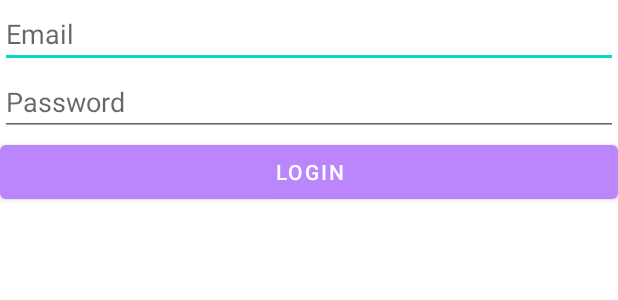
After one commit to StephenHalligan/MobProgNativeProject-ChefSwipe, an Android app: the layout activity_news.xml on its own in the app's theme, with its tools: preview values and no code run, on a phone screen of 412 x 824 dp. The commit adds this screen. Shown: the top 300 px of the screen. Run offline under Robolectric (Android 15) with nearby library versions, the phone set to English and light mode, and no system bars.

Commit message:
News activity

```diff
--- a/ChefSwipe/app/build.gradle
+++ b/ChefSwipe/app/build.gradle
@@ -1,5 +1,7 @@
 plugins {
     id 'com.android.application'
+    id 'kotlin-android'
+    id 'kotlin-android-extensions'
 }
 
 android {
--- a/ChefSwipe/app/src/main/java/com/example/chefswipe/MainActivity.kt
+++ b/ChefSwipe/app/src/main/java/com/example/chefswipe/MainActivity.kt
@@ -117,8 +117,8 @@ class MainActivity : AppCompatActivity() {
             .setOnNavigationItemSelectedListener {
             when(it.itemId) {
                 //Commented out as we are already on mainpage
-                    // R.id.ic_mainpage -> intent = Intent(this@MainActivity, MainActivity::class.java)
-                R.id.ic_newspage ->  intent = Intent(this@MainActivity, MainActivity::class.java)
+                    R.id.ic_mainpage -> intent = Intent(this@MainActivity, MainActivity::class.java)
+                R.id.ic_newspage ->  intent = Intent(this@MainActivity, NewsActivity::class.java)
                 R.id.ic_logoutpage -> intent = Intent(this@MainActivity, LoginActivity::class.java)
             }
                 startActivity(intent)
--- /dev/null
+++ b/ChefSwipe/app/src/main/res/layout/activity_news.xml
@@ -0,0 +1,28 @@
+<?xml version="1.0" encoding="utf-8"?>
+<LinearLayout xmlns:android="http://schemas.android.com/apk/res/android"
+    xmlns:app="http://schemas.android.com/apk/res-auto"
+    xmlns:tools="http://schemas.android.com/tools"
+    android:layout_width="match_parent"
+    android:layout_height="match_parent"
+    tools:context=".NewsActivity"
+    android:orientation="vertical">
+
+    <EditText
+        android:layout_width="match_parent"
+        android:layout_height="wrap_content"
+        android:hint="Email"
+        android:id="@+id/Email"/>
+
+    <EditText
+        android:layout_width="match_parent"
+        android:layout_height="wrap_content"
+        android:hint="Password"
+        android:id="@+id/Password"/>
+
+    <Button
+        android:layout_width="match_parent"
+        android:layout_height="wrap_content"
+        android:text="Login"
+        android:id="@+id/Login"/>
+
+</LinearLayout>
--- a/ChefSwipe/app/src/main/res/values/strings.xml
+++ b/ChefSwipe/app/src/main/res/values/strings.xml
@@ -1,5 +1,4 @@
 <resources>
-    <string name="app_name">ChefSwipe</string>
-    <!-- TODO: Remove or change this placeholder text -->
+    <string name="app_name">Chef Swipe</string>
     <string name="hello_blank_fragment">Hello blank fragment</string>
 </resources>
```
Also changed, not shown: ChefSwipe/app/src/main/java/com/example/chefswipe/NewsActivity.kt (added, +74 -0 lines).
